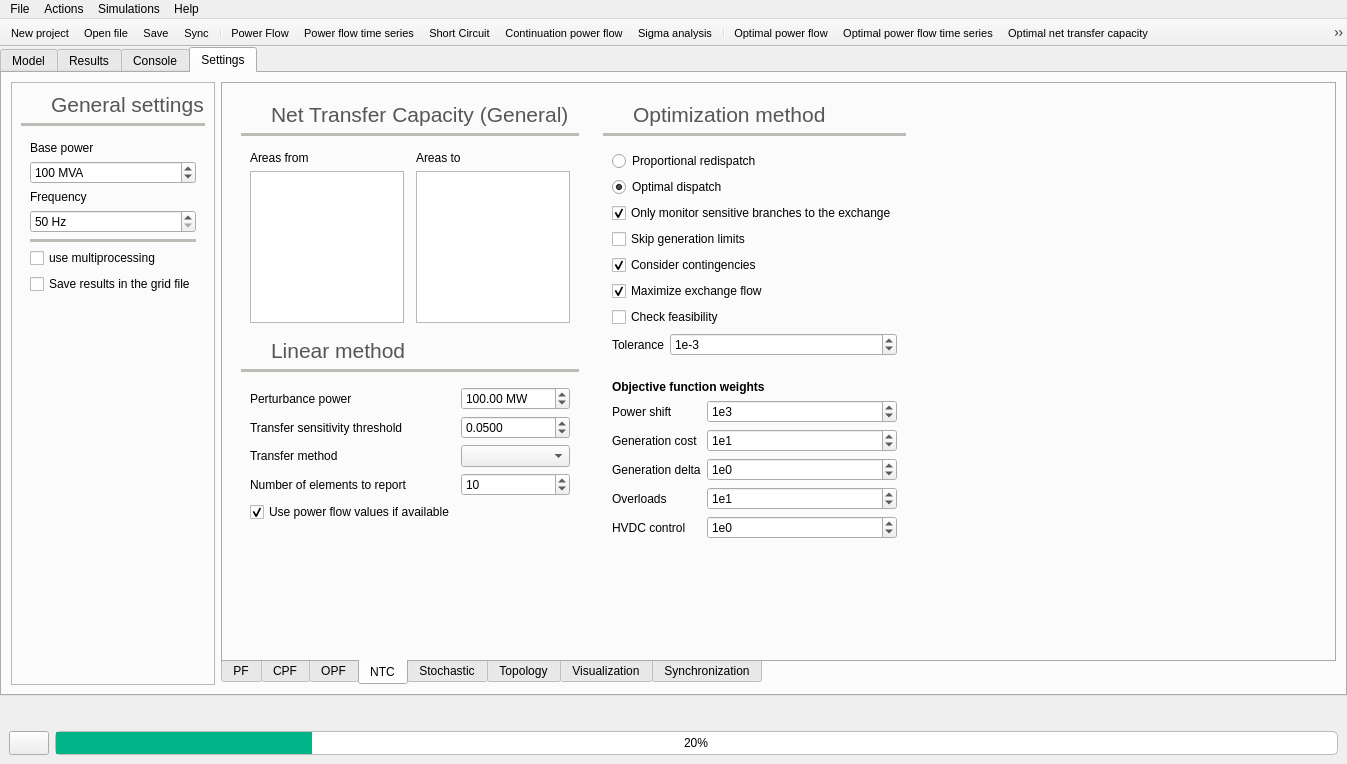
This is src/GridCal/Gui/Main/MainWindow.ui in SanPen/GridCal as Qt 5 draws it before an edit. The edited form follows.
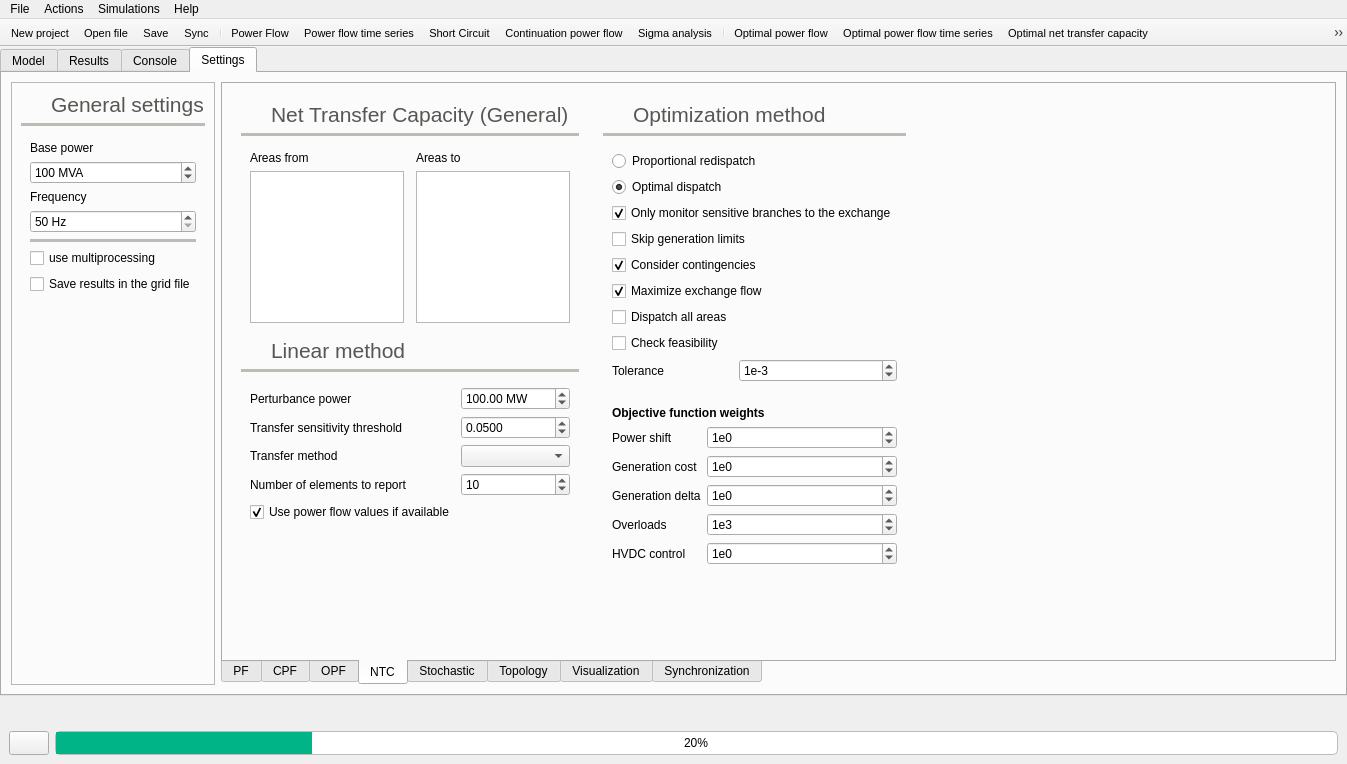
This is the edited form. The open tabs and pages were chosen to show the change. Icons and pictures are not drawn.

Commit message: Updated GUI with more NTC options Added copy button to the objects Improved the optimal formulation for the NTC

```diff
--- a/src/GridCal/Gui/Main/MainWindow.ui
+++ b/src/GridCal/Gui/Main/MainWindow.ui
@@ -4501,14 +4501,14 @@
                     </property>
                    </widget>
                   </item>
-                  <item row="7" column="0">
+                  <item row="8" column="0">
                    <widget class="QLabel" name="label_101">
                     <property name="text">
                      <string>Tolerance</string>
                     </property>
                    </widget>
                   </item>
-                  <item row="7" column="1">
+                  <item row="8" column="1">
                    <widget class="QSpinBox" name="ntcOpfTolSpinBox">
                     <property name="toolTip">
                      <string>This value determines if the convergence is reached</string>
@@ -4576,7 +4576,7 @@
                     </property>
                    </widget>
                   </item>
-                  <item row="6" column="0" colspan="2">
+                  <item row="7" column="0" colspan="2">
                    <widget class="QCheckBox" name="ntcFeasibilityCheckCheckBox">
                     <property name="text">
                      <string>Check feasibility</string>
@@ -4586,6 +4586,13 @@
                     </property>
                    </widget>
                   </item>
+                  <item row="6" column="0">
+                   <widget class="QCheckBox" name="ntcDispatchAllAreasCheckBox">
+                    <property name="text">
+                     <string>Dispatch all areas</string>
+                    </property>
+                   </widget>
+                  </item>
                  </layout>
                 </widget>
                </item>
@@ -4767,7 +4774,7 @@
                      <number>-99</number>
                     </property>
                     <property name="value">
-                     <number>3</number>
+                     <number>0</number>
                     </property>
                    </widget>
                   </item>
@@ -4790,7 +4797,7 @@
                      <number>-99</number>
                     </property>
                     <property name="value">
-                     <number>1</number>
+                     <number>0</number>
                     </property>
                    </widget>
                   </item>
@@ -4836,7 +4843,7 @@
                      <number>-99</number>
                     </property>
                     <property name="value">
-                     <number>1</number>
+                     <number>3</number>
                     </property>
                    </widget>
                   </item>
```
Left out of the diff: 14 changed lines with no effect on the pictures. The commit also changes 6 other files.
